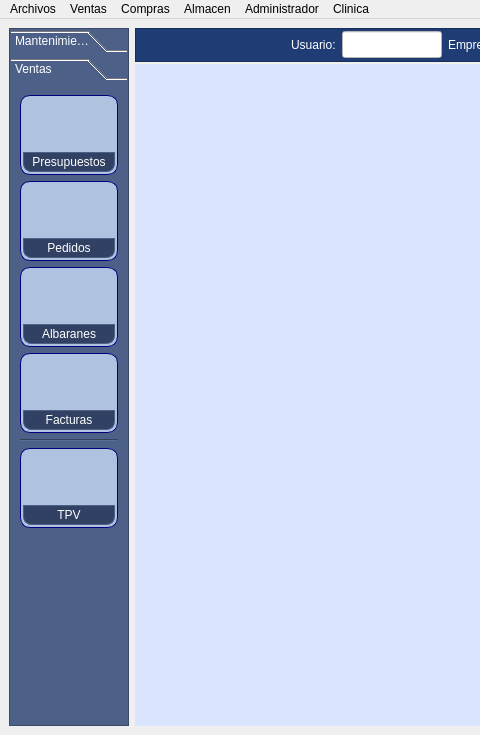
arcnexus/RedFoX, file mainwindow.ui: the form before one commit; both pictures show x 0 to 480 and y 0 to 735 of the 1160 by 735 pixel window.
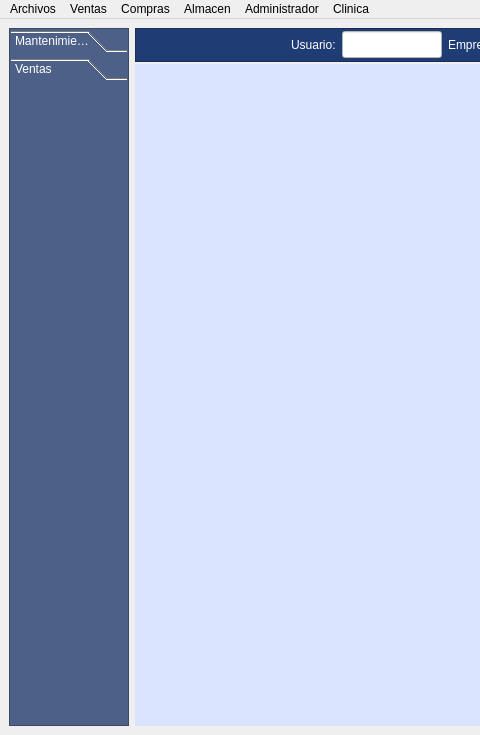
The form after the commit. The open tabs and pages were chosen to show the change. Icons and pictures are not drawn.

The edit to the form file:
```diff
--- a/mainwindow.ui
+++ b/mainwindow.ui
@@ -578,568 +578,7 @@
           <attribute name="label">
            <string>Ventas</string>
           </attribute>
-          <layout class="QVBoxLayout" name="verticalLayout_15">
-           <item>
-            <widget class="QFrame" name="frame_7">
-             <property name="minimumSize">
-              <size>
-               <width>90</width>
-               <height>80</height>
-              </size>
-             </property>
-             <property name="maximumSize">
-              <size>
-               <width>16777215</width>
-               <height>80</height>
-              </size>
-             </property>
-             <property name="styleSheet">
-              <string notr="true">QFrame {
-border: 1px;
-border-style:solid;
-border-radius: 10px;
-padding: 2px;
-border-color: rgb(0, 0, 127);
-background-color:#AFC3E1;
- }</string>
-             </property>
-             <property name="frameShape">
-              <enum>QFrame::StyledPanel</enum>
-             </property>
-             <property name="frameShadow">
-              <enum>QFrame::Raised</enum>
-             </property>
-             <layout class="QVBoxLayout" name="verticalLayout_8">
-              <property name="spacing">
-               <number>0</number>
-              </property>
-              <property name="sizeConstraint">
-               <enum>QLayout::SetDefaultConstraint</enum>
-              </property>
-              <property name="leftMargin">
-               <number>0</number>
-              </property>
-              <property name="topMargin">
-               <number>0</number>
-              </property>
-              <property name="rightMargin">
-               <number>0</number>
-              </property>
-              <property name="bottomMargin">
-               <number>0</number>
-              </property>
-              <item>
-               <widget class="QPushButton" name="btn_presupuesto">
-                <property name="styleSheet">
-                 <string notr="true"/>
-                </property>
-                <property name="text">
-                 <string/>
-                </property>
-                <property name="icon">
-                 <iconset resource="terra.qrc">
-                  <normaloff>:/Icons/PNG/presupuestos.png</normaloff>:/Icons/PNG/presupuestos.png</iconset>
-                </property>
-                <property name="iconSize">
-                 <size>
-                  <width>32</width>
-                  <height>32</height>
-                 </size>
-                </property>
-                <property name="flat">
-                 <bool>true</bool>
-                </property>
-               </widget>
-              </item>
-              <item>
-               <spacer name="verticalSpacer_5">
-                <property name="orientation">
-                 <enum>Qt::Vertical</enum>
-                </property>
-                <property name="sizeHint" stdset="0">
-                 <size>
-                  <width>20</width>
-                  <height>40</height>
-                 </size>
-                </property>
-               </spacer>
-              </item>
-              <item>
-               <widget class="QLabel" name="label_10">
-                <property name="styleSheet">
-                 <string notr="true">color: rgb(255, 255, 255);
-background-color: #304163;
-border-color: #4C6088;
-border-top-left-radius:0px;
- border-top-right-radius:0px;
- border-bottom-right-radius:8px;
- border-bottom-left-radius:8px;
-margin: 0px;</string>
-                </property>
-                <property name="text">
-                 <string>Presupuestos</string>
-                </property>
-                <property name="alignment">
-                 <set>Qt::AlignCenter</set>
-                </property>
-               </widget>
-              </item>
-             </layout>
-            </widget>
-           </item>
-           <item>
-            <widget class="QFrame" name="frame_8">
-             <property name="minimumSize">
-              <size>
-               <width>90</width>
-               <height>80</height>
-              </size>
-             </property>
-             <property name="maximumSize">
-              <size>
-               <width>16777215</width>
-               <height>80</height>
-              </size>
-             </property>
-             <property name="styleSheet">
-              <string notr="true">QFrame {
-border: 1px;
-border-style:solid;
-border-radius: 10px;
-padding: 2px;
-border-color: rgb(0, 0, 127);
-background-color:#AFC3E1;
- }</string>
-             </property>
-             <property name="frameShape">
-              <enum>QFrame::StyledPanel</enum>
-             </property>
-             <property name="frameShadow">
-              <enum>QFrame::Raised</enum>
-             </property>
-             <layout class="QVBoxLayout" name="verticalLayout_9">
-              <property name="spacing">
-               <number>0</number>
-              </property>
-              <property name="sizeConstraint">
-               <enum>QLayout::SetDefaultConstraint</enum>
-              </property>
-              <property name="leftMargin">
-               <number>0</number>
-              </property>
-              <property name="topMargin">
-               <number>0</number>
-              </property>
-              <property name="rightMargin">
-               <number>0</number>
-              </property>
-              <property name="bottomMargin">
-               <number>0</number>
-              </property>
-              <item>
-               <widget class="QPushButton" name="btn_pedido">
-                <property name="styleSheet">
-                 <string notr="true"/>
-                </property>
-                <property name="text">
-                 <string/>
-                </property>
-                <property name="icon">
-                 <iconset resource="terra.qrc">
-                  <normaloff>:/Icons/PNG/pedidos_cli.png</normaloff>:/Icons/PNG/pedidos_cli.png</iconset>
-                </property>
-                <property name="iconSize">
-                 <size>
-                  <width>32</width>
-                  <height>32</height>
-                 </size>
-                </property>
-                <property name="flat">
-                 <bool>true</bool>
-                </property>
-               </widget>
-              </item>
-              <item>
-               <spacer name="verticalSpacer_6">
-                <property name="orientation">
-                 <enum>Qt::Vertical</enum>
-                </property>
-                <property name="sizeHint" stdset="0">
-                 <size>
-                  <width>20</width>
-                  <height>40</height>
-                 </size>
-                </property>
-               </spacer>
-              </item>
-              <item>
-               <widget class="QLabel" name="label_11">
-                <property name="styleSheet">
-                 <string notr="true">color: rgb(255, 255, 255);
-background-color: #304163;
-border-color: #4C6088;
-border-top-left-radius:0px;
- border-top-right-radius:0px;
- border-bottom-right-radius:8px;
- border-bottom-left-radius:8px;
-margin: 0px;</string>
-                </property>
-                <property name="text">
-                 <string>Pedidos</string>
-                </property>
-                <property name="alignment">
-                 <set>Qt::AlignCenter</set>
-                </property>
-               </widget>
-              </item>
-             </layout>
-            </widget>
-           </item>
-           <item>
-            <widget class="QFrame" name="frame_9">
-             <property name="minimumSize">
-              <size>
-               <width>90</width>
-               <height>80</height>
-              </size>
-             </property>
-             <property name="maximumSize">
-              <size>
-               <width>16777215</width>
-               <height>80</height>
-              </size>
-             </property>
-             <property name="styleSheet">
-              <string notr="true">QFrame {
-border: 1px;
-border-style:solid;
-border-radius: 10px;
-padding: 2px;
-border-color: rgb(0, 0, 127);
-background-color:#AFC3E1;
- }</string>
-             </property>
-             <property name="frameShape">
-              <enum>QFrame::StyledPanel</enum>
-             </property>
-             <property name="frameShadow">
-              <enum>QFrame::Raised</enum>
-             </property>
-             <layout class="QVBoxLayout" name="verticalLayout_10">
-              <property name="spacing">
-               <number>0</number>
-              </property>
-              <property name="sizeConstraint">
-               <enum>QLayout::SetDefaultConstraint</enum>
-              </property>
-              <property name="leftMargin">
-               <number>0</number>
-              </property>
-              <property name="topMargin">
-               <number>0</number>
-              </property>
-              <property name="rightMargin">
-               <number>0</number>
-              </property>
-              <property name="bottomMargin">
-               <number>0</number>
-              </property>
-              <item>
-               <widget class="QPushButton" name="btn_albaran">
-                <property name="styleSheet">
-                 <string notr="true"/>
-                </property>
-                <property name="text">
-                 <string/>
-                </property>
-                <property name="icon">
-                 <iconset resource="terra.qrc">
-                  <normaloff>:/Icons/PNG/albaran.png</normaloff>:/Icons/PNG/albaran.png</iconset>
-                </property>
-                <property name="iconSize">
-                 <size>
-                  <width>32</width>
-                  <height>32</height>
-                 </size>
-                </property>
-                <property name="flat">
-                 <bool>true</bool>
-                </property>
-               </widget>
-              </item>
-              <item>
-               <spacer name="verticalSpacer_7">
-                <property name="orientation">
-                 <enum>Qt::Vertical</enum>
-                </property>
-                <property name="sizeHint" stdset="0">
-                 <size>
-                  <width>20</width>
-                  <height>40</height>
-                 </size>
-                </property>
-               </spacer>
-              </item>
-              <item>
-               <widget class="QLabel" name="label_12">
-                <property name="styleSheet">
-                 <string notr="true">color: rgb(255, 255, 255);
-background-color:#304163;
-border-color: #4C6088;
-border-top-left-radius:0px;
- border-top-right-radius:0px;
- border-bottom-right-radius:8px;
- border-bottom-left-radius:8px;
-margin: 0px;</string>
-                </property>
-                <property name="text">
-                 <string>Albaranes</string>
-                </property>
-                <property name="alignment">
-                 <set>Qt::AlignCenter</set>
-                </property>
-               </widget>
-              </item>
-             </layout>
-            </widget>
-           </item>
-           <item>
-            <widget class="QFrame" name="frame_10">
-             <property name="minimumSize">
-              <size>
-               <width>90</width>
-               <height>80</height>
-              </size>
-             </property>
-             <property name="maximumSize">
-              <size>
-               <width>16777215</width>
-               <height>80</height>
-              </size>
-             </property>
-             <property name="styleSheet">
-              <string notr="true">QFrame {
-border: 1px;
-border-style:solid;
-border-radius: 10px;
-padding: 2px;
-border-color: rgb(0, 0, 127);
-background-color:#AFC3E1;
- }</string>
-             </property>
-             <property name="frameShape">
-              <enum>QFrame::StyledPanel</enum>
-             </property>
-             <property name="frameShadow">
-              <enum>QFrame::Raised</enum>
-             </property>
-             <layout class="QVBoxLayout" name="verticalLayout_11">
-              <property name="spacing">
-               <number>0</number>
-              </property>
-              <property name="sizeConstraint">
-               <enum>QLayout::SetDefaultConstraint</enum>
-              </property>
-              <property name="leftMargin">
-               <number>0</number>
-              </property>
-              <property name="topMargin">
-               <number>0</number>
-              </property>
-              <property name="rightMargin">
-               <number>0</number>
-              </property>
-              <property name="bottomMargin">
-               <number>0</number>
-              </property>
-              <item>
-               <widget class="QPushButton" name="btn_factura">
-                <property name="styleSheet">
-                 <string notr="true"/>
-                </property>
-                <property name="text">
-                 <string/>
-                </property>
-                <property name="icon">
-                 <iconset resource="terra.qrc">
-                  <normaloff>:/Icons/PNG/Factura.png</normaloff>:/Icons/PNG/Factura.png</iconset>
-                </property>
-                <property name="iconSize">
-                 <size>
-                  <width>32</width>
-                  <height>32</height>
-                 </size>
-                </property>
-                <property name="flat">
-                 <bool>true</bool>
-                </property>
-               </widget>
-              </item>
-              <item>
-               <spacer name="verticalSpacer_8">
-                <property name="orientation">
-                 <enum>Qt::Vertical</enum>
-                </property>
-                <property name="sizeHint" stdset="0">
-                 <size>
-                  <width>20</width>
-                  <height>40</height>
-                 </size>
-                </property>
-               </spacer>
-              </item>
-              <item>
-               <widget class="QLabel" name="label_13">
-                <property name="styleSheet">
-                 <string notr="true">color: rgb(255, 255, 255);
-background-color: #304163;
-border-color: #4C6088;
-border-top-left-radius:0px;
- border-top-right-radius:0px;
- border-bottom-right-radius:8px;
- border-bottom-left-radius:8px;
-margin: 0px;</string>
-                </property>
-                <property name="text">
-                 <string>Facturas</string>
-                </property>
-                <property name="alignment">
-                 <set>Qt::AlignCenter</set>
-                </property>
-               </widget>
-              </item>
-             </layout>
-            </widget>
-           </item>
-           <item>
-            <widget class="Line" name="line_2">
-             <property name="orientation">
-              <enum>Qt::Horizontal</enum>
-             </property>
-            </widget>
-           </item>
-           <item>
-            <widget class="QFrame" name="frame_11">
-             <property name="minimumSize">
-              <size>
-               <width>90</width>
-               <height>80</height>
-              </size>
-             </property>
-             <property name="maximumSize">
-              <size>
-               <width>16777215</width>
-               <height>80</height>
-              </size>
-             </property>
-             <property name="styleSheet">
-              <string notr="true">QFrame {
-border: 1px;
-border-style:solid;
-border-radius: 10px;
-padding: 2px;
-border-color: rgb(0, 0, 127);
-background-color:#AFC3E1;
- }</string>
-             </property>
-             <property name="frameShape">
-              <enum>QFrame::StyledPanel</enum>
-             </property>
-             <property name="frameShadow">
-              <enum>QFrame::Raised</enum>
-             </property>
-             <layout class="QVBoxLayout" name="verticalLayout_12">
-              <property name="spacing">
-               <number>0</number>
-              </property>
-              <property name="sizeConstraint">
-               <enum>QLayout::SetDefaultConstraint</enum>
-              </property>
-              <property name="leftMargin">
-               <number>0</number>
-              </property>
-              <property name="topMargin">
-               <number>0</number>
-              </property>
-              <property name="rightMargin">
-               <number>0</number>
-              </property>
-              <property name="bottomMargin">
-               <number>0</number>
-              </property>
-              <item>
-               <widget class="QPushButton" name="btn_tpv">
-                <property name="styleSheet">
-                 <string notr="true"/>
-                </property>
-                <property name="text">
-                 <string/>
-                </property>
-                <property name="icon">
-                 <iconset resource="terra.qrc">
-                  <normaloff>:/Icons/PNG/tpv.png</normaloff>:/Icons/PNG/tpv.png</iconset>
-                </property>
-                <property name="iconSize">
-                 <size>
-                  <width>32</width>
-                  <height>32</height>
-                 </size>
-                </property>
-                <property name="flat">
-                 <bool>true</bool>
-                </property>
-               </widget>
-              </item>
-              <item>
-               <spacer name="verticalSpacer_9">
-                <property name="orientation">
-                 <enum>Qt::Vertical</enum>
-                </property>
-                <property name="sizeHint" stdset="0">
-                 <size>
-                  <width>20</width>
-                  <height>40</height>
-                 </size>
-                </property>
-               </spacer>
-              </item>
-              <item>
-               <widget class="QLabel" name="label_14">
-                <property name="styleSheet">
-                 <string notr="true">color: rgb(255, 255, 255);
-background-color:#304163;
-border-color: #4C6088;
-border-top-left-radius:0px;
- border-top-right-radius:0px;
- border-bottom-right-radius:8px;
- border-bottom-left-radius:8px;
-margin: 0px;</string>
-                </property>
-                <property name="text">
-                 <string>TPV</string>
-                </property>
-                <property name="alignment">
-                 <set>Qt::AlignCenter</set>
-                </property>
-               </widget>
-              </item>
-             </layout>
-            </widget>
-           </item>
-           <item>
-            <spacer name="verticalSpacer_13">
-             <property name="orientation">
-              <enum>Qt::Vertical</enum>
-             </property>
-             <property name="sizeHint" stdset="0">
-              <size>
-               <width>20</width>
-               <height>87</height>
-              </size>
-             </property>
-            </spacer>
-           </item>
-          </layout>
+          <layout class="QVBoxLayout" name="verticalLayout_15"/>
          </widget>
         </widget>
        </item>
```
Left out of the diff: 493 changed lines with no effect on the pictures.
